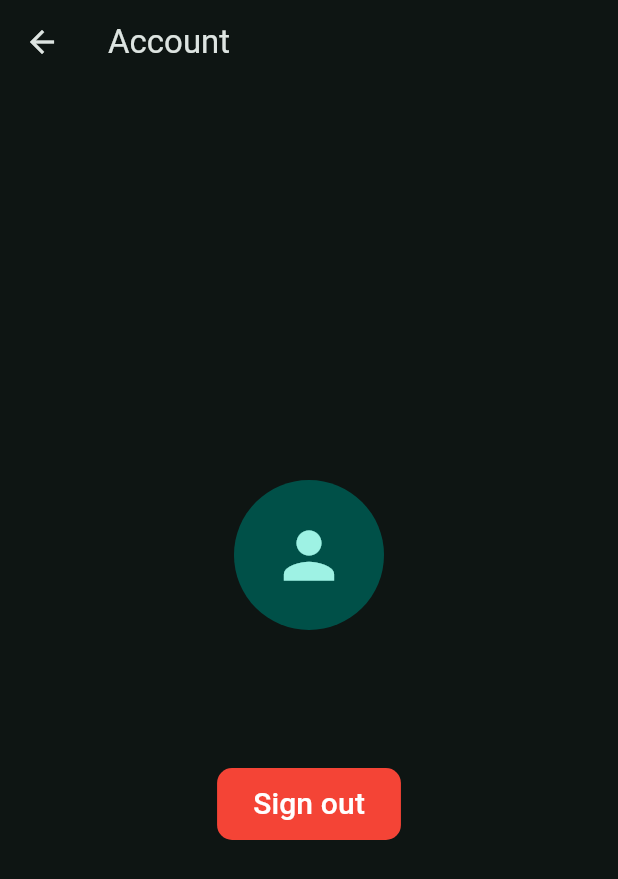
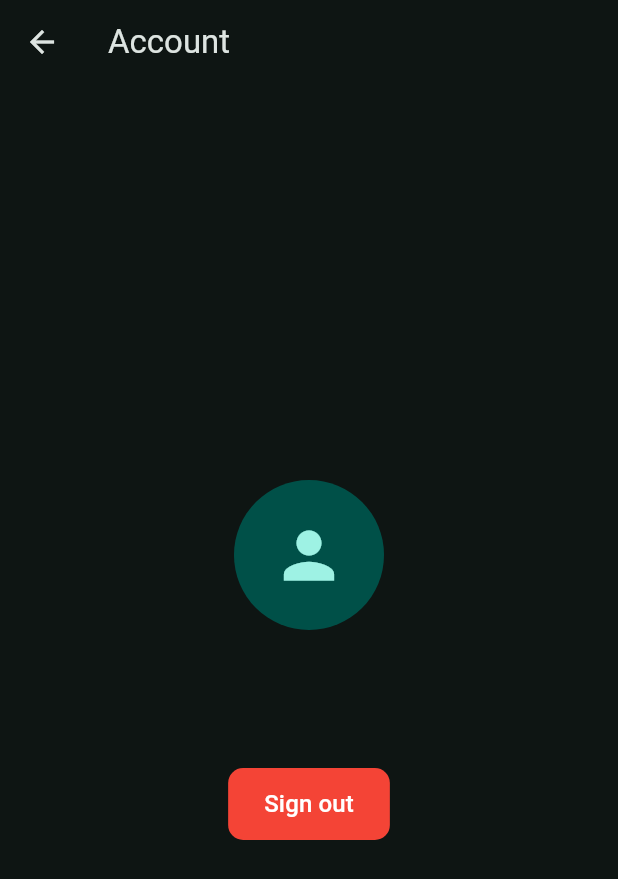
Before and after one commit to DotNaos/credix, a Flutter app: the screen it shows once a user with an empty profile is signed in, after a tap on the "account circle" icon, on a phone screen of 412 x 824 dp. Shown: the top 879 px of the screen. Run offline on Flutter 3.47's test engine with Material 2 defaults, Android fonts, the phone set to English and light mode, and no system bars; drawn by our look-alikes of dynamic_color; our stand-ins replace cloud_firestore, firebase_auth, firebase_core, flutter_svg, google_sign_in, image_picker; accounts and stored records are empty; network calls fail.

```diff
--- a/lib/Components/animated_gradient_button.dart
+++ b/lib/Components/animated_gradient_button.dart
@@ -63,13 +63,16 @@ class _AnimatedGradientButtonState extends State<AnimatedGradientButton>
             onPressed: widget.onPressed,
             style: ElevatedButton.styleFrom(
               backgroundColor: Colors.transparent,
-              elevation: 0,
+              shadowColor: Colors.transparent,
+              shape: RoundedRectangleBorder(
+                borderRadius: BorderRadius.circular(10),
+              ),
             ),
             child: Text(
               widget.buttonText,
               style: const TextStyle(
                 color: Colors.white,
-                fontSize: 20,
+                fontSize: 16,
               ),
             ),
           ),
--- a/lib/Pages/login.dart
+++ b/lib/Pages/login.dart
@@ -1,5 +1,6 @@
 import 'package:credix/utils/auth_service.dart';
 import 'package:firebase_auth/firebase_auth.dart';
+import 'package:flutter/foundation.dart';
 import 'package:flutter/material.dart';
 
 import '../Components/animated_gradient_button.dart';
@@ -91,7 +92,7 @@ class _LoginPageState extends State<LoginPage> {
                           Color.fromARGB(255, 102, 255, 171)
                         ],
                       ),
-                      buttonText: 'Sign In',
+                      buttonText: 'Sign in',
                       onPressed: () {
                         if (_formKey.currentState!.validate()) {
                           // Show what this returns
@@ -120,8 +121,9 @@ class _LoginPageState extends State<LoginPage> {
                         }
                       },
                     ),
-                    // Sign up button
-
+                    !kIsWeb
+                        ? Column(
+                            children: [
                               // Add a horizontal divider
                               const Divider(
                                 height: 40,
@@ -133,16 +135,27 @@ class _LoginPageState extends State<LoginPage> {
                                 onPressed: () async {
                                   AuthService().signInWithGoogle();
                                 },
-                      icon: Image.asset('assets/google_logo.png', height: 24),
-                      label: const Text('Sign in with Google'),
+                                icon: Image.asset('assets/google_logo.png',
+                                    height: 24),
+                                label: const Text('Sign in with Google',
+                                    style: TextStyle(
+                                      fontSize: 16,
+                                      color: Colors.black,
+                                    )),
                                 style: ElevatedButton.styleFrom(
-                        foregroundColor: const Color.fromARGB(221, 73, 44, 44),
+                                  foregroundColor:
+                                      const Color.fromARGB(221, 73, 44, 44),
                                   backgroundColor: Colors.white,
                                   shape: RoundedRectangleBorder(
                                     borderRadius: BorderRadius.circular(8.0),
                                   ),
                                 ),
                               ),
+                            ],
+                          )
+                        : const SizedBox(height: 0),
+
+                    // Sign up button
 
                     Row(
                       mainAxisAlignment: MainAxisAlignment.center,
--- a/lib/main.dart
+++ b/lib/main.dart
@@ -4,6 +4,7 @@
 
 import 'package:credix/Pages/login.dart';
 import 'package:dynamic_color/dynamic_color.dart';
+import 'package:flutter/foundation.dart';
 import 'package:flutter/material.dart';
 import 'package:credix/Pages/homepage.dart';
 import 'package:credix/res/custom_colors.dart';
@@ -13,6 +14,7 @@ import 'package:firebase_auth/firebase_auth.dart';
 
 void main() async {
   WidgetsFlutterBinding.ensureInitialized();
+  if (kIsWeb) {
     await Firebase.initializeApp(
       options: const FirebaseOptions(
           apiKey: "AIzaSyCyKuJQ9eK2OlCv60aPoYlXD0lX-GcyKfk",
@@ -20,6 +22,10 @@ void main() async {
           messagingSenderId: "198559573731",
           projectId: "credix-be37c"),
     );
+  } else {
+    await Firebase.initializeApp();
+  }
+
   runApp(const MyApp());
 }
 
--- a/pubspec.yaml
+++ b/pubspec.yaml
@@ -45,6 +45,8 @@ dependencies:
   firebase_database: ^10.2.1
   flutter_svg: ^2.0.6
   dynamic_color: ^1.6.5
+  font_awesome_flutter: ^10.4.0
+  google_sign_in_web: ^0.12.0+1
 
 flutter_icons:
   android: "launcher_icon"
```
Also changed, not shown: lib/utils/auth_service.dart (+23 -15 lines), pubspec.lock, 1 other file. Lines whose indentation alone changed are shown as unchanged.
